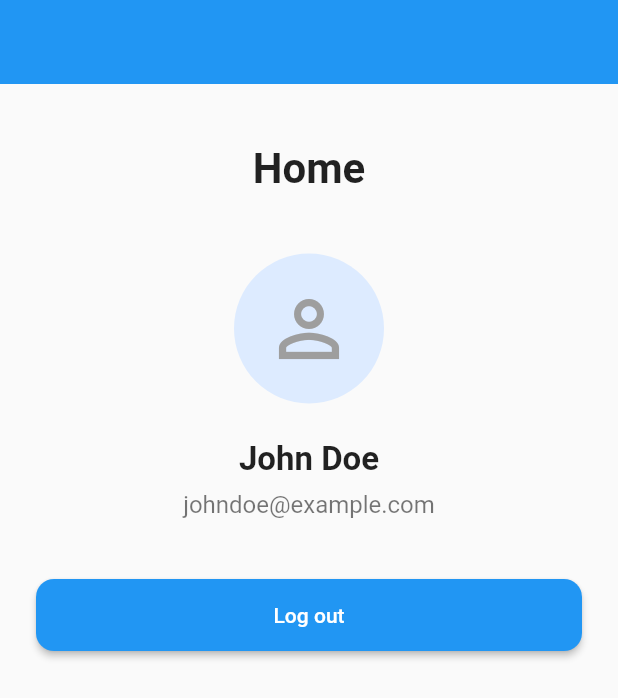
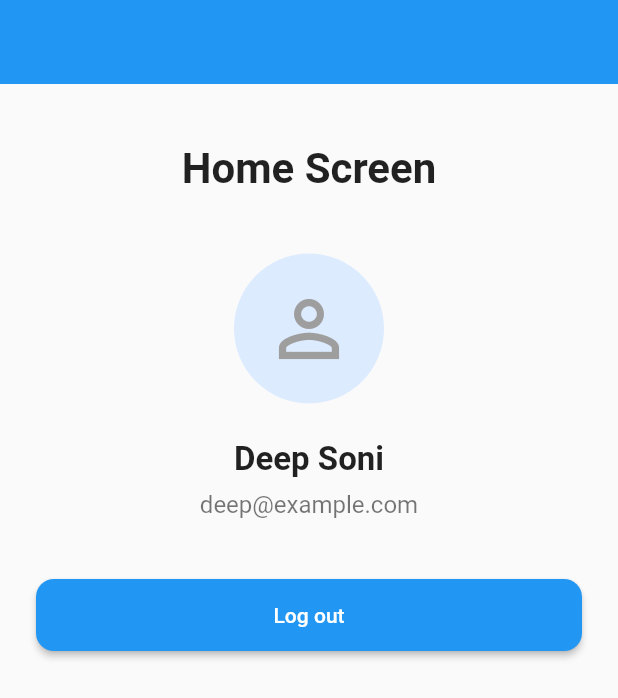
Before and after one commit to deep100ni/YT_Companion, a Flutter app: the screen it shows once a user with an empty profile is signed in, on a phone screen of 412 x 824 dp. Shown: the top 698 px of the screen. Run offline on Flutter 3.47's test engine with Material 3 defaults, Android fonts, the phone set to English and light mode, and no system bars; our stand-ins replace firebase_auth, firebase_core, flutter_signin_button, google_sign_in; accounts and stored records are empty.

```diff
--- a/lib/home_screen.dart
+++ b/lib/home_screen.dart
@@ -24,7 +24,7 @@ class HomeScreen extends StatelessWidget {
               const SizedBox(height: 40),
               const Center(
                 child: Text(
-                  'Home',
+                  'Home Screen',
                   style: TextStyle(
                     fontSize: 28,
                     fontWeight: FontWeight.bold,
@@ -46,7 +46,7 @@ class HomeScreen extends StatelessWidget {
               const SizedBox(height: 24),
               const Center(
                 child: Text(
-                  'John Doe',
+                  'Deep Soni',
                   style: TextStyle(
                     fontSize: 22,
                     fontWeight: FontWeight.bold,
@@ -56,7 +56,7 @@ class HomeScreen extends StatelessWidget {
               const SizedBox(height: 8),
               const Center(
                 child: Text(
-                  'johndoe@example.com',
+                  'deep@example.com',
                   style: TextStyle(
                     fontSize: 16,
                     color: Colors.black54,
@@ -70,6 +70,7 @@ class HomeScreen extends StatelessWidget {
                   child: ElevatedButton(
                     onPressed: () {
                       // Implement log out functionality
+
                     },
                     style: ElevatedButton.styleFrom(
                       backgroundColor: Colors.blue,
```
